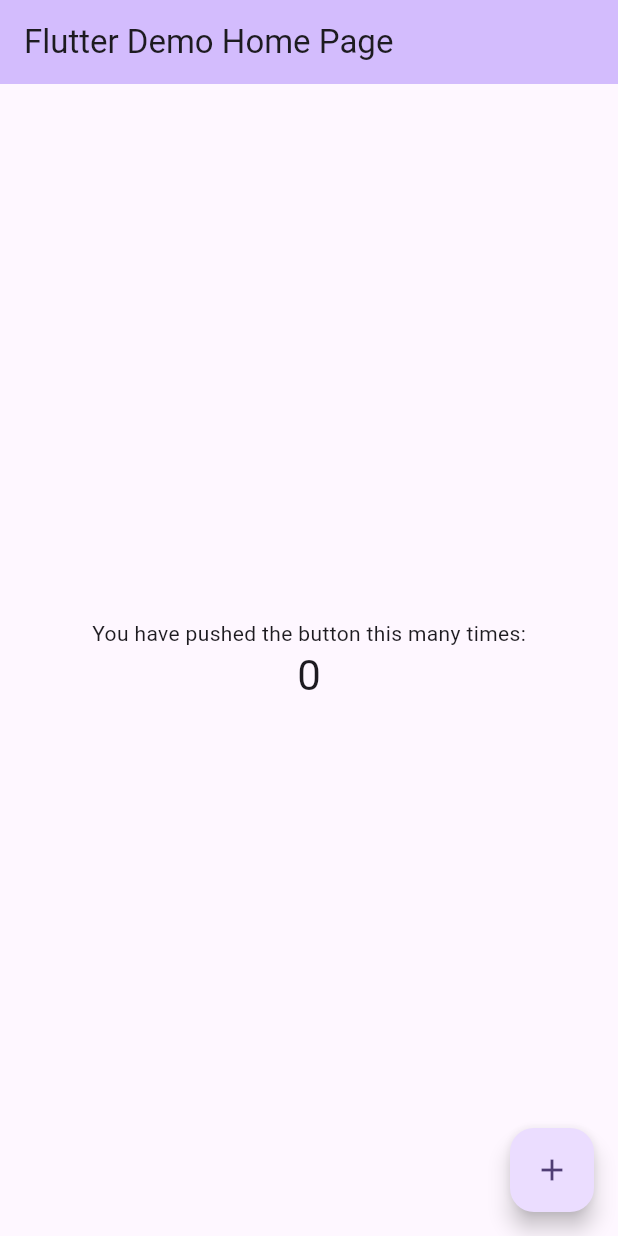
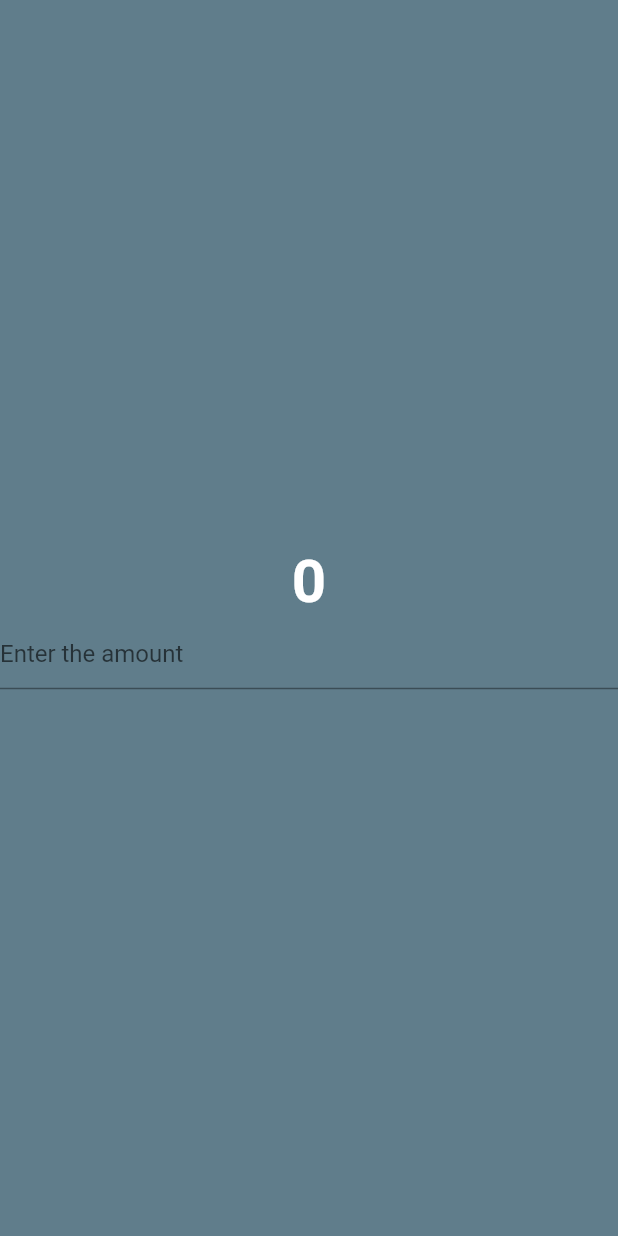
Before and after one commit to bravol/flutter_currency_converter_app, a Flutter app: the screen it shows after launch, on a phone screen of 412 x 824 dp. Run offline on Flutter 3.47's test engine with Material 2 defaults, Android fonts, the phone set to English and light mode, and no system bars.

Commit message:
currency converter app started officially

```diff
--- /dev/null
+++ b/lib/currency_converter_material_page.dart
@@ -0,0 +1,31 @@
+import 'package:flutter/material.dart';
+
+class CurrencyConverterMaterialPage extends StatelessWidget {
+  const CurrencyConverterMaterialPage({super.key});
+  @override
+  Widget build(BuildContext context) {
+    return const MaterialApp(
+      home: Scaffold(
+        backgroundColor: Colors.blueGrey,
+        body: Center(
+          child: Column(
+            mainAxisAlignment: MainAxisAlignment.center,
+            children: [
+              Text(
+                '0',
+                style: TextStyle(
+                    fontSize: 40,
+                    fontWeight: FontWeight.bold,
+                    color: Color.fromARGB(255, 255, 255, 255)),
+              ),
+              TextField(
+                style: TextStyle(color: Colors.white),
+                decoration: InputDecoration(hintText: 'Enter the amount'),
+              )
+            ],
+          ),
+        ),
+      ),
+    );
+  }
+}
--- a/lib/main.dart
+++ b/lib/main.dart
@@ -1,125 +1,23 @@
+import 'package:currency_converter_app/currency_converter_material_page.dart';
 import 'package:flutter/material.dart';
 
 void main() {
   runApp(const MyApp());
 }
 
+// MATERIAL design created by google
+//CUPERTINO design created by apple
+
+// 3 state widdgets
+//statelessWidget
+//statefullWidget
+//inheritedWidget
+
 class MyApp extends StatelessWidget {
   const MyApp({super.key});
 
-  // This widget is the root of your application.
   @override
   Widget build(BuildContext context) {
-    return MaterialApp(
-      title: 'Flutter Demo',
-      theme: ThemeData(
-        // This is the theme of your application.
-        //
-        // TRY THIS: Try running your application with "flutter run". You'll see
-        // the application has a blue toolbar. Then, without quitting the app,
-        // try changing the seedColor in the colorScheme below to Colors.green
-        // and then invoke "hot reload" (save your changes or press the "hot
-        // reload" button in a Flutter-supported IDE, or press "r" if you used
-        // the command line to start the app).
-        //
-        // Notice that the counter didn't reset back to zero; the application
-        // state is not lost during the reload. To reset the state, use hot
-        // restart instead.
-        //
-        // This works for code too, not just values: Most code changes can be
-        // tested with just a hot reload.
-        colorScheme: ColorScheme.fromSeed(seedColor: Colors.deepPurple),
-        useMaterial3: true,
-      ),
-      home: const MyHomePage(title: 'Flutter Demo Home Page'),
-    );
+    return const MaterialApp(home: CurrencyConverterMaterialPage());
   }
 }
-
-class MyHomePage extends StatefulWidget {
-  const MyHomePage({super.key, required this.title});
-
-  // This widget is the home page of your application. It is stateful, meaning
-  // that it has a State object (defined below) that contains fields that affect
-  // how it looks.
-
-  // This class is the configuration for the state. It holds the values (in this
-  // case the title) provided by the parent (in this case the App widget) and
-  // used by the build method of the State. Fields in a Widget subclass are
-  // always marked "final".
-
-  final String title;
-
-  @override
-  State<MyHomePage> createState() => _MyHomePageState();
-}
-
-class _MyHomePageState extends State<MyHomePage> {
-  int _counter = 0;
-
-  void _incrementCounter() {
-    setState(() {
-      // This call to setState tells the Flutter framework that something has
-      // changed in this State, which causes it to rerun the build method below
-      // so that the display can reflect the updated values. If we changed
-      // _counter without calling setState(), then the build method would not be
-      // called again, and so nothing would appear to happen.
-      _counter++;
-    });
-  }
-
-  @override
-  Widget build(BuildContext context) {
-    // This method is rerun every time setState is called, for instance as done
-    // by the _incrementCounter method above.
-    //
-    // The Flutter framework has been optimized to make rerunning build methods
-    // fast, so that you can just rebuild anything that needs updating rather
-    // than having to individually change instances of widgets.
-    return Scaffold(
-      appBar: AppBar(
-        // TRY THIS: Try changing the color here to a specific color (to
-        // Colors.amber, perhaps?) and trigger a hot reload to see the AppBar
-        // change color while the other colors stay the same.
-        backgroundColor: Theme.of(context).colorScheme.inversePrimary,
-        // Here we take the value from the MyHomePage object that was created by
-        // the App.build method, and use it to set our appbar title.
-        title: Text(widget.title),
-      ),
-      body: Center(
-        // Center is a layout widget. It takes a single child and positions it
-        // in the middle of the parent.
-        child: Column(
-          // Column is also a layout widget. It takes a list of children and
-          // arranges them vertically. By default, it sizes itself to fit its
-          // children horizontally, and tries to be as tall as its parent.
-          //
-          // Column has various properties to control how it sizes itself and
-          // how it positions its children. Here we use mainAxisAlignment to
-          // center the children vertically; the main axis here is the vertical
-          // axis because Columns are vertical (the cross axis would be
-          // horizontal).
-          //
-          // TRY THIS: Invoke "debug painting" (choose the "Toggle Debug Paint"
-          // action in the IDE, or press "p" in the console), to see the
-          // wireframe for each widget.
-          mainAxisAlignment: MainAxisAlignment.center,
-          children: <Widget>[
-            const Text(
-              'You have pushed the button this many times:',
-            ),
-            Text(
-              '$_counter',
-              style: Theme.of(context).textTheme.headlineMedium,
-            ),
-          ],
-        ),
-      ),
-      floatingActionButton: FloatingActionButton(
-        onPressed: _incrementCounter,
-        tooltip: 'Increment',
-        child: const Icon(Icons.add),
-      ), // This trailing comma makes auto-formatting nicer for build methods.
-    );
-  }
-}
```
Also changed, not shown: 139 other files.
